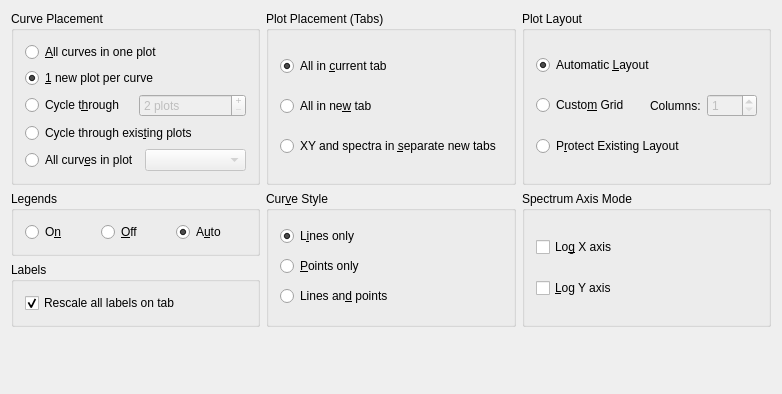
Old version of the form src/libkstapp/datawizardpageplot.ui in the repository Kst-plot/kst.
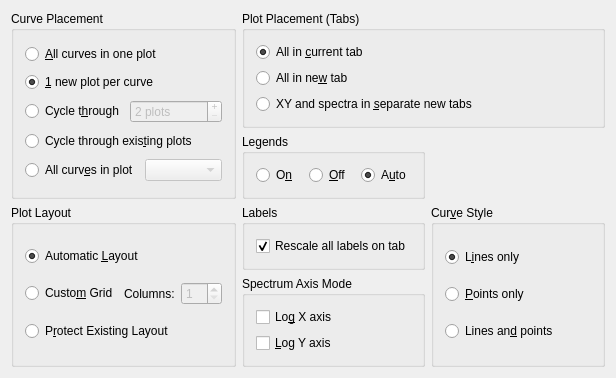
New version of the form. Custom widgets are drawn as their Qt base class.

Commit message:
i) Shrink the width of the last page of the data wizard so that the dialog doesn't resize between pages.
ii) properly resize the plot when returning from 'z' mode after the window has
been resized.

Patch:
```diff
--- a/src/libkstapp/datawizardpageplot.ui
+++ b/src/libkstapp/datawizardpageplot.ui
@@ -6,12 +6,12 @@
    <rect>
     <x>0</x>
     <y>0</y>
-    <width>782</width>
-    <height>394</height>
+    <width>616</width>
+    <height>360</height>
    </rect>
   </property>
   <layout class="QGridLayout" name="gridLayout_4">
-   <item row="0" column="0">
+   <item row="0" column="0" rowspan="2">
     <widget class="QGroupBox" name="_plotGroup">
      <property name="title">
       <string>Curve Placement</string>
@@ -107,7 +107,7 @@
      </layout>
     </widget>
    </item>
-   <item row="0" column="1">
+   <item row="0" column="1" colspan="2">
     <widget class="QGroupBox" name="groupBox">
      <property name="title">
       <string>Plot Placement (Tabs)</string>
@@ -140,7 +140,40 @@
      </layout>
     </widget>
    </item>
-   <item row="0" column="2">
+   <item row="1" column="1">
+    <widget class="QGroupBox" name="buttonGroup7">
+     <property name="title">
+      <string>Legends</string>
+     </property>
+     <layout class="QGridLayout" name="gridLayout_3">
+      <item row="0" column="0">
+       <widget class="QRadioButton" name="_legendsOn">
+        <property name="text">
+         <string>O&amp;n</string>
+        </property>
+       </widget>
+      </item>
+      <item row="0" column="1">
+       <widget class="QRadioButton" name="_legendsOff">
+        <property name="text">
+         <string>&amp;Off</string>
+        </property>
+       </widget>
+      </item>
+      <item row="0" column="2">
+       <widget class="QRadioButton" name="_legendsAuto">
+        <property name="text">
+         <string>A&amp;uto</string>
+        </property>
+        <property name="checked">
+         <bool>true</bool>
+        </property>
+       </widget>
+      </item>
+     </layout>
+    </widget>
+   </item>
+   <item row="2" column="0" rowspan="2">
     <widget class="QGroupBox" name="groupBox_2">
      <property name="title">
       <string>Plot Layout</string>
@@ -197,30 +230,16 @@
      </layout>
     </widget>
    </item>
-   <item row="1" column="0">
-    <widget class="QGroupBox" name="buttonGroup7">
+   <item row="2" column="1">
+    <widget class="QGroupBox" name="groupBox_3">
      <property name="title">
-      <string>Legends</string>
+      <string>Labels</string>
      </property>
-     <layout class="QGridLayout" name="gridLayout_3">
+     <layout class="QGridLayout" name="gridLayout_2">
       <item row="0" column="0">
-       <widget class="QRadioButton" name="_legendsOn">
+       <widget class="QCheckBox" name="_rescaleFonts">
         <property name="text">
-         <string>O&amp;n</string>
-        </property>
-       </widget>
-      </item>
-      <item row="0" column="1">
-       <widget class="QRadioButton" name="_legendsOff">
-        <property name="text">
-         <string>&amp;Off</string>
-        </property>
-       </widget>
-      </item>
-      <item row="0" column="2">
-       <widget class="QRadioButton" name="_legendsAuto">
-        <property name="text">
-         <string>A&amp;uto</string>
+         <string>Rescale all labels on tab</string>
         </property>
         <property name="checked">
          <bool>true</bool>
@@ -230,7 +249,7 @@
      </layout>
     </widget>
    </item>
-   <item row="1" column="1" rowspan="2">
+   <item row="2" column="2" rowspan="2">
     <widget class="QGroupBox" name="buttonGroup1">
      <property name="title">
       <string>Cur&amp;ve Style</string>
@@ -263,7 +282,7 @@
      </layout>
     </widget>
    </item>
-   <item row="1" column="2" rowspan="2">
+   <item row="3" column="1">
     <widget class="QGroupBox" name="_psdAxisGroup">
      <property name="title">
       <string>Spectrum Axis Mode</string>
@@ -286,26 +305,7 @@
      </layout>
     </widget>
    </item>
-   <item row="2" column="0">
-    <widget class="QGroupBox" name="groupBox_3">
-     <property name="title">
-      <string>Labels</string>
-     </property>
-     <layout class="QGridLayout" name="gridLayout_2">
-      <item row="0" column="0">
-       <widget class="QCheckBox" name="_rescaleFonts">
-        <property name="text">
-         <string>Rescale all labels on tab</string>
-        </property>
-        <property name="checked">
-         <bool>true</bool>
-        </property>
-       </widget>
-      </item>
-     </layout>
-    </widget>
-   </item>
-   <item row="3" column="1">
+   <item row="4" column="1">
     <spacer name="verticalSpacer">
      <property name="orientation">
       <enum>Qt::Vertical</enum>
```
The commit also changes 2 other files.
